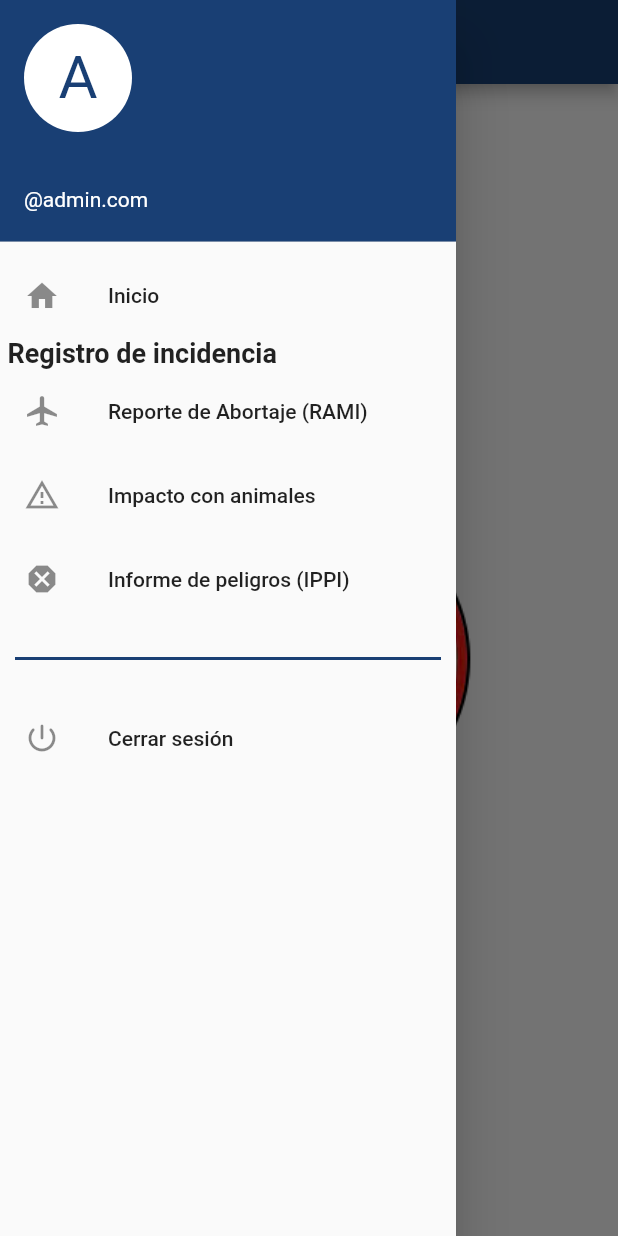
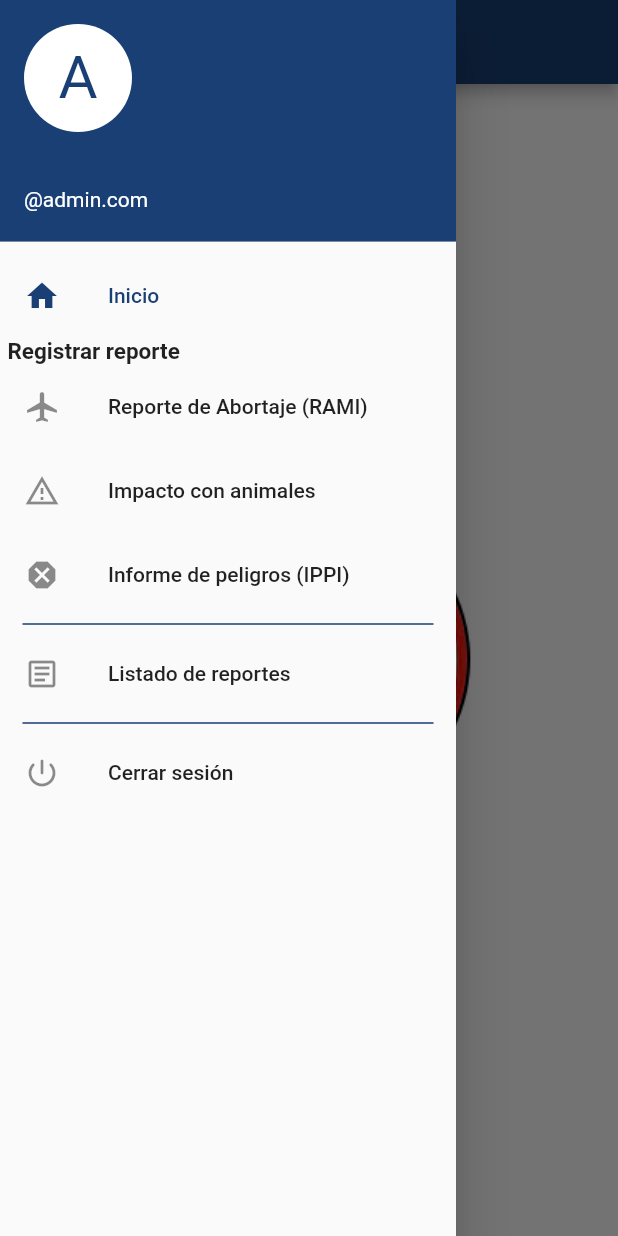
Before and after one commit to luisCNolasco/flutter_app, a Flutter app: the UsuarioScreen screen opened directly with empty values, with the side drawer open, on a phone screen of 412 x 824 dp. Run offline on Flutter 3.47's test engine with Material 2 defaults, Android fonts, the phone set to English and light mode, and no system bars; our stand-ins replace image_picker, select_form_field.

Commit message:
Listado de reportes

```diff
--- a/lib/main.dart
+++ b/lib/main.dart
@@ -1,4 +1,3 @@
-import 'package:app_incidencias/screens/usuario_screen.dart';
 import 'package:flutter/material.dart';
 import 'package:app_incidencias/screens/login_screen.dart';
 
@@ -23,7 +22,7 @@ final color_fap = const Color(0xff193f74);
       initialRoute: LoginScreen.id,
       routes: {
         LoginScreen.id : (_) => const LoginScreen()
-      },
+      }
     );
   }
 }
--- a/lib/screens/principal_screen_usuario.dart
+++ b/lib/screens/inicio_screen.dart
@@ -1,8 +1,8 @@
 import 'package:flutter/material.dart';
 
-class PrincipalScreen extends StatelessWidget {
+class InicioScreen extends StatelessWidget {
 
-  const PrincipalScreen({ Key? key }) : super(key: key);
+  const InicioScreen({ Key? key }) : super(key: key);
   @override
   Widget build(BuildContext context) {
     return Container(
--- a/lib/screens/login_screen.dart
+++ b/lib/screens/login_screen.dart
@@ -72,7 +72,7 @@ class _InputsLoginState extends State<InputsLogin> {
   final usuario = TextEditingController();
   final password = TextEditingController();
 
-  // La clave global se usa para obtener el componente de formulario From
+  // La clave global se usa para obtener el componente de formulario Form
   GlobalKey<FormState> loginKey = GlobalKey<FormState>();
 
    String usu='';
--- a/lib/screens/usuario_screen.dart
+++ b/lib/screens/usuario_screen.dart
@@ -1,15 +1,18 @@
+import 'package:app_incidencias/screens/listado_reportes_screen.dart';
 import 'package:app_incidencias/screens/login_screen.dart';
 import 'package:flutter/material.dart';
 
 import 'package:app_incidencias/screens/informe_peligro.dart';
 import 'package:app_incidencias/screens/reporte_abortaje.dart';
 import 'package:app_incidencias/screens/impacto_animales.dart';
-import 'package:app_incidencias/screens/principal_screen_usuario.dart';
+import 'package:app_incidencias/screens/inicio_screen.dart';
 
 class UsuarioScreen extends StatefulWidget {
   static String id = 'usuario_screen';
   final String usuario;
-  const UsuarioScreen(this.usuario,{Key? key}) : super(key: key);
+
+  const UsuarioScreen(this.usuario, {Key? key}) : super(key: key);
+
   @override
   _UsuarioScreenState createState() => _UsuarioScreenState();
 }
@@ -23,15 +26,15 @@ class _UsuarioScreenState extends State<UsuarioScreen> {
   _obtenerPantalla(int pos) {
     switch (pos) {
       case 0:
-        return PrincipalScreen();
+        return const InicioScreen();
       case 1:
-        return ReporteAbortajeScreen  ();
+        return const ReporteAbortajeScreen();
       case 2:
-        return ImpactoAnimalScreen();
+        return const ImpactoAnimalScreen();
       case 3:
-        return InformePeligroScreen();
+        return const InformePeligroScreen();
       case 4:
-      return PrincipalScreen();
+        return const ListadoReporteScreen();
     }
   }
 
@@ -56,7 +59,7 @@ class _UsuarioScreenState extends State<UsuarioScreen> {
             UserAccountsDrawerHeader(
               decoration: BoxDecoration(color: color_fap),
               accountName: Text(widget.usuario),
-              accountEmail: Text(widget.usuario+'@admin.com'),
+              accountEmail: Text(widget.usuario + '@admin.com'),
               currentAccountPicture: CircleAvatar(
                 backgroundColor: Colors.white,
                 child:
@@ -66,23 +69,24 @@ class _UsuarioScreenState extends State<UsuarioScreen> {
             ListTile(
               leading: Icon(Icons.home),
               title: Text('Inicio'),
-              selected: (4 == opcionSeleccionada),
+              selected: (0 == opcionSeleccionada),
+              selectedColor: color_fap,
               onTap: () {
-                _onSelectItem(4);
+                _onSelectItem(0);
               },
             ),
             const Padding(
               padding: EdgeInsets.symmetric(horizontal: 5),
               child: Text(
-                "Registro de incidencia",
-                style: TextStyle(fontSize: 18, fontWeight: FontWeight.bold),
+                "Registrar reporte",
+                style: TextStyle(fontSize: 15, fontWeight: FontWeight.bold),
               ),
             ),
             ListTile(
               leading: Icon(Icons.airplanemode_active_outlined),
               title: Text('Reporte de Abortaje (RAMI)'),
-
               selected: (1 == opcionSeleccionada),
+              selectedColor: color_fap,
               onTap: () {
                 _onSelectItem(1);
               },
@@ -91,6 +95,7 @@ class _UsuarioScreenState extends State<UsuarioScreen> {
               leading: Icon(Icons.warning_amber_outlined),
               title: Text('Impacto con animales'),
               selected: (2 == opcionSeleccionada),
+              selectedColor: color_fap,
               onTap: () {
                 _onSelectItem(2);
               },
@@ -99,22 +104,40 @@ class _UsuarioScreenState extends State<UsuarioScreen> {
               leading: Icon(Icons.dangerous),
               title: Text('Informe de peligros (IPPI)'),
               selected: (3 == opcionSeleccionada),
+              selectedColor: color_fap,
               onTap: () {
                 _onSelectItem(3);
               },
             ),
             Divider(
               color: color_fap,
-              height: 50,
-              thickness: 2,
-              indent: 10,
-              endIndent: 10,
+              height: 10,
+              thickness: 1,
+              indent: 15,
+              endIndent: 15,
+            ),
+            ListTile(
+              leading: Icon(Icons.article_outlined),
+              title: Text('Listado de reportes'),
+              selected: (4 == opcionSeleccionada),
+              selectedColor: color_fap,
+              onTap: () {
+                _onSelectItem(4);
+              },
+            ),
+            Divider(
+              color: color_fap,
+              height: 10,
+              thickness: 1,
+              indent: 15,
+              endIndent: 15,
             ),
             ListTile(
               leading: Icon(Icons.power_settings_new_rounded),
               title: Text('Cerrar sesión'),
               onTap: () {
-                Navigator.pushNamedAndRemoveUntil(context, LoginScreen.id,(route) => true);
+                Navigator.pushNamedAndRemoveUntil(
+                    context, LoginScreen.id, (route) => true);
               },
             ),
           ],
@@ -122,6 +145,4 @@ class _UsuarioScreenState extends State<UsuarioScreen> {
       ),
     );
   }
-
-
 }
```
Also changed, not shown: lib/screens/listado_reportes_screen.dart (added, +66 -0 lines), 1 other file.
